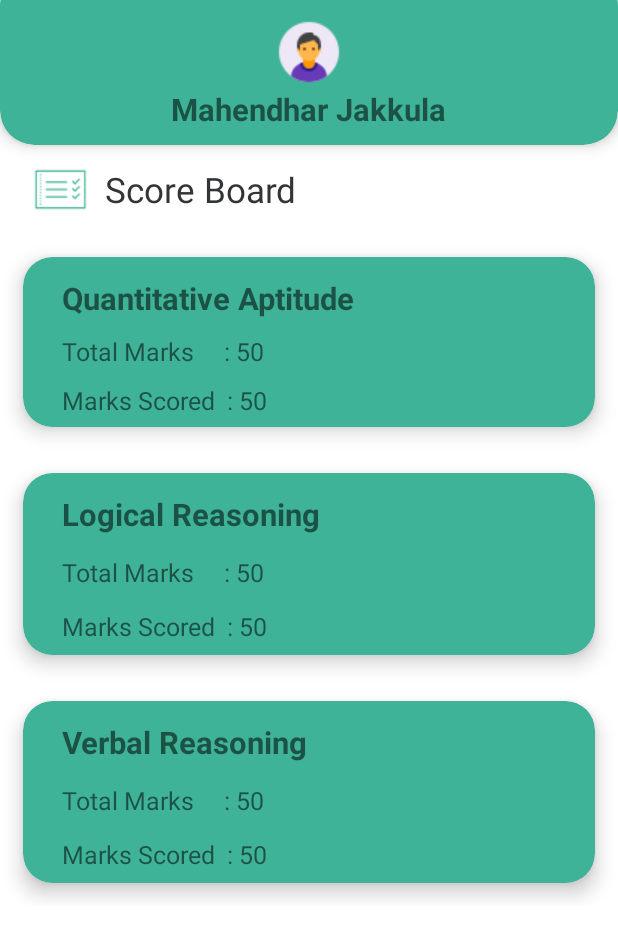
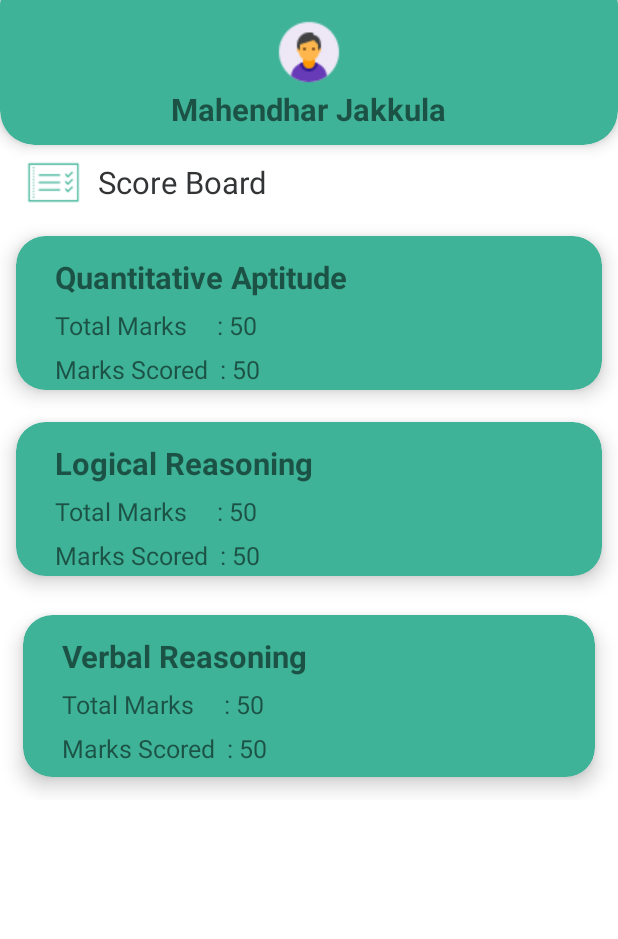
Before and after one commit to JakkulaMahendhar/QMaster, an Android app: the AutoComplete screen opened directly, with no data from a screen before it, on a phone screen of 412 x 824 dp. Shown: the top 939 px of the screen. Run offline under Robolectric (Android 15) with nearby library versions, the light colour scheme and no system bars; our stand-ins replace sdp/ssp sizes.

Commit message:
Dimens fixes and String variables comments unnecessary classes deleted

```diff
--- a/app/src/main/res/layout/activity_auto_complete.xml
+++ b/app/src/main/res/layout/activity_auto_complete.xml
@@ -56,7 +56,7 @@
         <LinearLayout
             android:layout_width="match_parent"
             android:layout_height="match_parent"
-            android:padding="10dp">
+            android:padding="5dp">
 
 
             <ImageView
@@ -76,7 +76,7 @@
                 android:layout_marginLeft="10dp"
                 android:text="Score Board"
                 android:textColor="#323436"
-                android:textSize="@dimen/_18sdp" />
+                android:textSize="@dimen/_16sdp" />
 
 
         </LinearLayout>
@@ -95,7 +95,7 @@
             android:layout_width="match_parent"
             android:layout_height="wrap_content"
             android:layout_gravity="center"
-            android:layout_margin="@dimen/_12sdp"
+            android:layout_margin="@dimen/_8sdp"
             card_view:cardBackgroundColor="#3EB397"
             card_view:cardCornerRadius="@dimen/_15sdp"
             card_view:cardElevation="@dimen/_6sdp">
@@ -104,7 +104,7 @@
             <RelativeLayout
                 android:layout_width="match_parent"
                 android:layout_height="wrap_content"
-                android:layout_marginBottom="@dimen/_5sdp">
+                android:layout_marginBottom="@dimen/_2sdp">
 
                 <TextView
                     android:id="@+id/tv_aptitude"
@@ -122,7 +122,7 @@
                     android:layout_height="wrap_content"
                     android:layout_below="@id/tv_aptitude"
                     android:layout_marginLeft="@dimen/_20sdp"
-                    android:layout_marginTop="10dp"
+                    android:layout_marginTop="@dimen/_5sdp"
                     android:text="@string/totalscore"
                     android:textSize="@dimen/_13sdp" />
 
@@ -131,7 +131,7 @@
                     android:layout_height="wrap_content"
                     android:layout_below="@id/tv_total_Marks"
                     android:layout_marginLeft="@dimen/_20sdp"
-                    android:layout_marginTop="10dp"
+                    android:layout_marginTop="@dimen/_5sdp"
                     android:text="@string/marksScored"
                     android:textSize="@dimen/_13sdp" />
 
@@ -141,11 +141,13 @@
         </android.support.v7.widget.CardView>
 
 
-        <android.support.v7.widget.CardView xmlns:card_view="http://schemas.android.com/apk/res-auto"
+
+
+    <android.support.v7.widget.CardView xmlns:card_view="http://schemas.android.com/apk/res-auto"
             android:layout_width="match_parent"
             android:layout_height="wrap_content"
             android:layout_gravity="center"
-            android:layout_margin="@dimen/_12sdp"
+            android:layout_margin="@dimen/_8sdp"
             card_view:cardBackgroundColor="#3EB397"
             card_view:cardCornerRadius="@dimen/_15sdp"
             card_view:cardElevation="@dimen/_6sdp">
@@ -154,7 +156,7 @@
             <RelativeLayout
                 android:layout_width="match_parent"
                 android:layout_height="wrap_content"
-                android:layout_marginBottom="8dp">
+                android:layout_marginBottom="@dimen/_2sdp">
 
                 <TextView
                     android:id="@+id/tv_logical"
@@ -172,7 +174,7 @@
                     android:layout_height="wrap_content"
                     android:layout_below="@id/tv_logical"
                     android:layout_marginLeft="@dimen/_20sdp"
-                    android:layout_marginTop="@dimen/_10sdp"
+                    android:layout_marginTop="@dimen/_5sdp"
                     android:text="@string/totalscore"
                     android:textSize="@dimen/_13sdp" />
 
@@ -181,7 +183,7 @@
                     android:layout_height="wrap_content"
                     android:layout_below="@id/tv_total_Marks2"
                     android:layout_marginLeft="@dimen/_20sdp"
-                    android:layout_marginTop="@dimen/_10sdp"
+                    android:layout_marginTop="@dimen/_5sdp"
                     android:text="@string/marksScored"
                     android:textSize="@dimen/_13sdp" />
 
@@ -221,7 +223,7 @@
                     android:layout_height="wrap_content"
                     android:layout_below="@id/tv_verbal"
                     android:layout_marginLeft="@dimen/_20sdp"
-                    android:layout_marginTop="@dimen/_10sdp"
+                    android:layout_marginTop="@dimen/_5sdp"
                     android:text="@string/totalscore"
                     android:textSize="@dimen/_13sdp" />
 
@@ -230,7 +232,7 @@
                     android:layout_height="wrap_content"
                     android:layout_below="@id/tv_total_Marks3"
                     android:layout_marginLeft="@dimen/_20sdp"
-                    android:layout_marginTop="@dimen/_10sdp"
+                    android:layout_marginTop="@dimen/_5sdp"
                     android:text="@string/marksScored"
                     android:textSize="@dimen/_13sdp" />
 
--- a/app/src/main/res/layout/activity_splash.xml
+++ b/app/src/main/res/layout/activity_splash.xml
@@ -27,7 +27,7 @@
             android:gravity="center"
             android:text="QMaster"
             android:textColor="#3EB397"
-            android:textSize="@dimen/_30sdp"
+            android:textSize="@dimen/_20sdp"
             android:textStyle="bold" />
 
         <com.airbnb.lottie.LottieAnimationView
--- a/app/src/main/res/values/colors.xml
+++ b/app/src/main/res/values/colors.xml
@@ -3,4 +3,5 @@
     <color name="colorPrimary">#008577</color>
     <color name="colorPrimaryDark">#00574B</color>
     <color name="colorAccent">#3EB397</color>
+    <color name="white">#FFFFFF</color>
 </resources>
--- a/app/src/main/res/values/strings.xml
+++ b/app/src/main/res/values/strings.xml
@@ -34,7 +34,10 @@
     <string name="login_successful">Login Successful</string>
     <string name="totalscore">Total Marks&#160;&#160;&#160;&#160;&#160;:&#160;50</string>
     <string name="marksScored">Marks Scored&#160;&#160;:&#160;50</string>
-
+    <string name="expand">Expand</string>
+    <string name="collapse">Collapse</string>
+    <string name="content">Licensed under the Apache License, Version 2.0 (the "License");
+     </string>
     <!-- TODO: Remove or change this placeholder text -->
     <string name="hello_blank_fragment">Hello blank fragment</string>
 </resources>
```
Also changed, not shown: app/src/main/AndroidManifest.xml (+10 -4 lines), app/src/main/res/layout/activity_main.xml (+0 -37 lines), app/src/main/res/layout/fragment_home.xml (+8 -9 lines).
